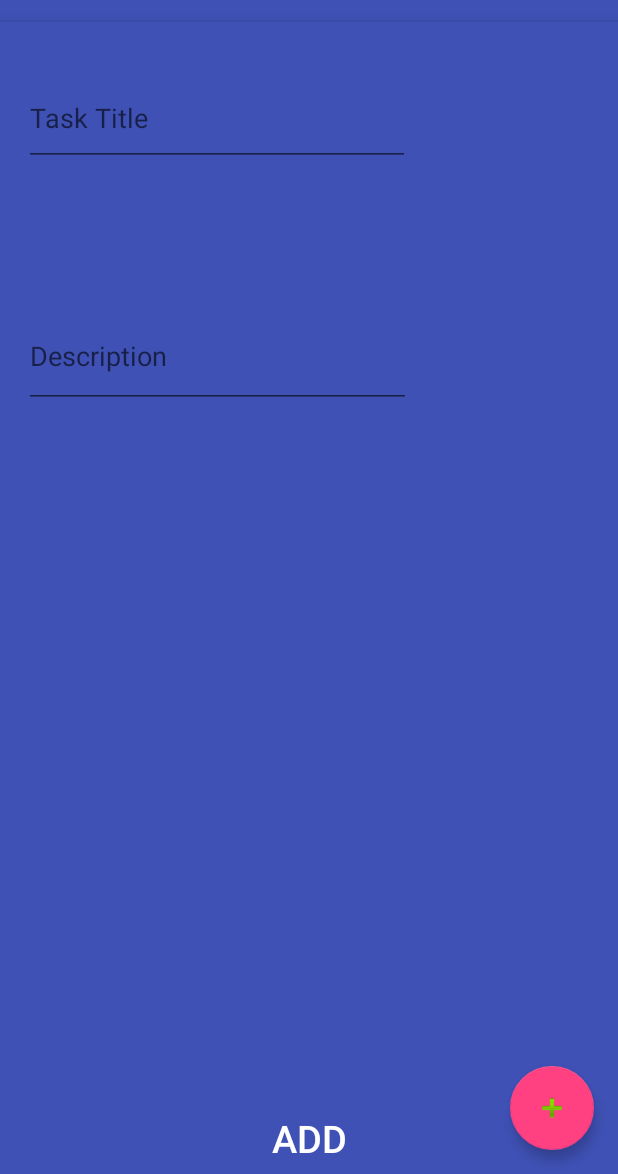
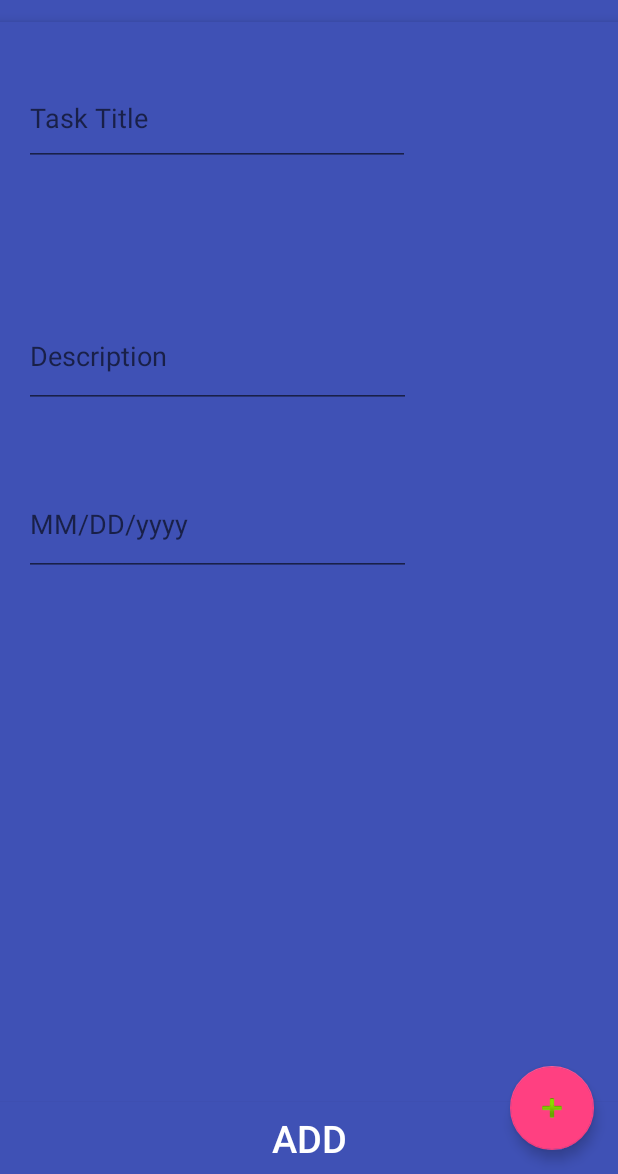
Before and after one commit to ElijahMitchellSmith/TaskManagerAndroid, an Android app: the fragment AddTaskFragment placed in its activity, on a phone screen of 412 x 824 dp, the part 62-1236 px from its top. Run offline under Robolectric (Android 15) with nearby library versions, the phone set to English and light mode, and no system bars; our stand-ins replace ButterKnife, Room's generated code.

Commit message:
Added Date edit text.

```diff
--- a/app/src/main/res/layout/add_task_fragment.xml
+++ b/app/src/main/res/layout/add_task_fragment.xml
@@ -44,4 +44,16 @@
         app:layout_constraintEnd_toEndOf="parent"
         app:layout_constraintStart_toStartOf="parent" />
 
+    <EditText
+        android:id="@+id/task_date_edit"
+        android:layout_width="258dp"
+        android:layout_height="69dp"
+        android:layout_marginStart="16dp"
+        android:layout_marginTop="300dp"
+        android:ems="10"
+        android:hint="MM/DD/yyyy"
+        android:inputType="date"
+        app:layout_constraintStart_toStartOf="parent"
+        app:layout_constraintTop_toTopOf="parent" />
+
 </android.support.constraint.ConstraintLayout>
```
